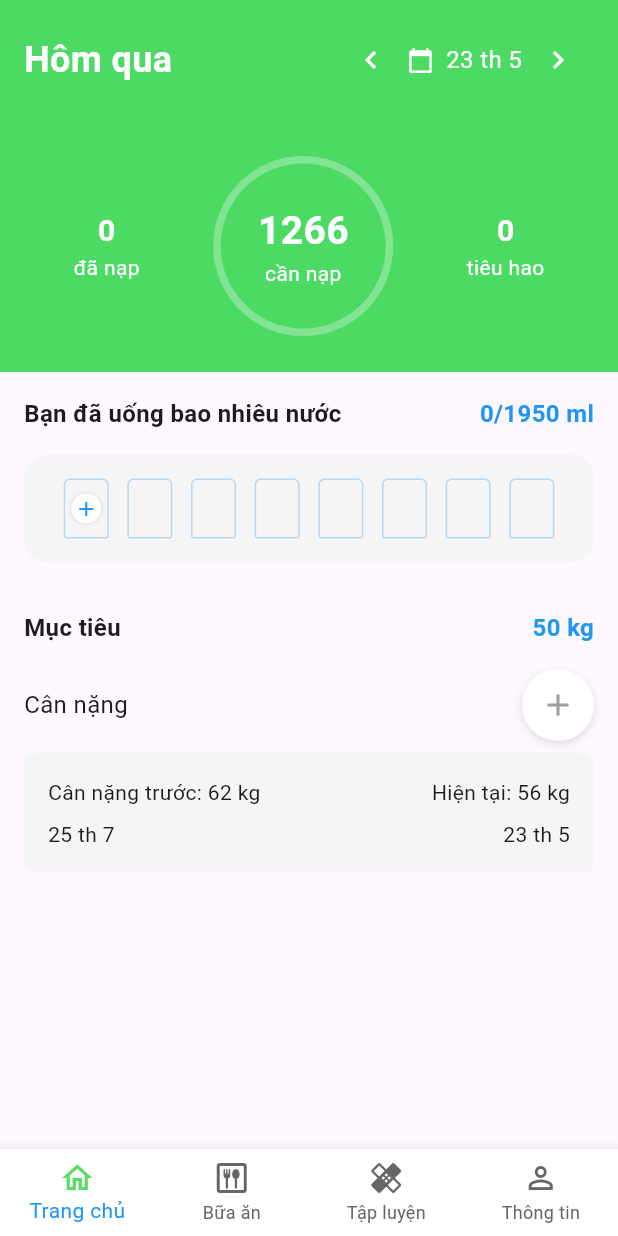
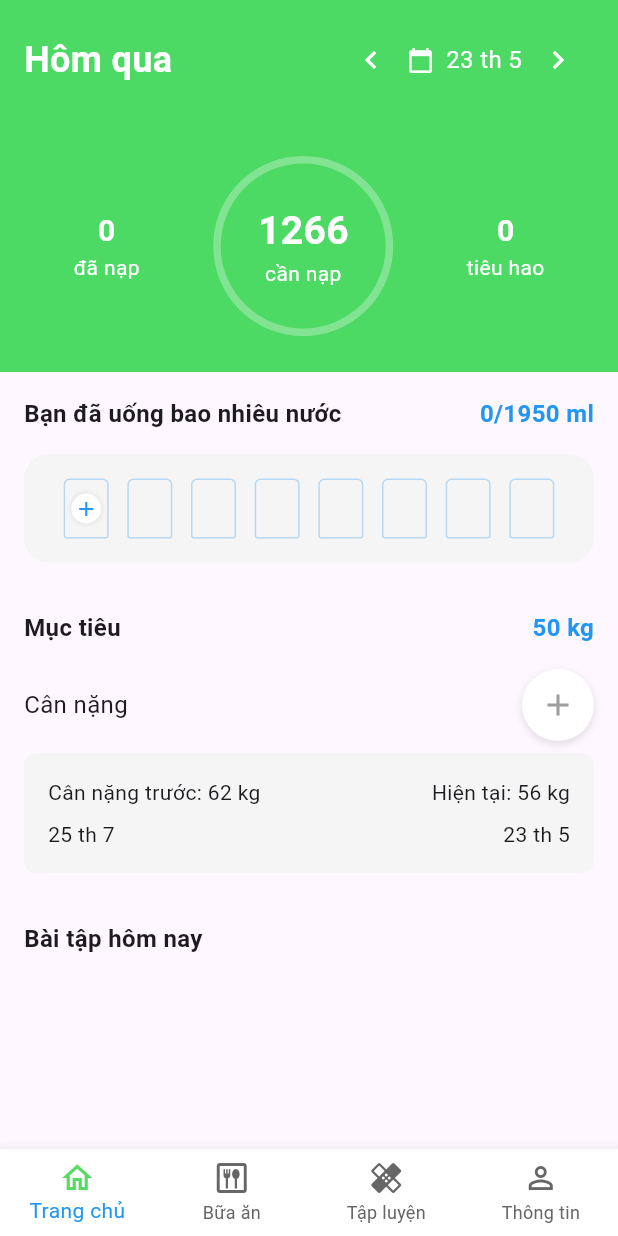
Before and after one commit to Son301203/daily_calo, a Flutter app: the HomeScreen screen opened by its route, after a tap on the "chevron left" icon, on a phone screen of 412 x 824 dp. Run offline on Flutter 3.47's test engine with Material 3 defaults, Android fonts, the phone set to English and light mode, and no system bars; our stand-ins replace cloud_firestore, firebase_auth, firebase_core, get; accounts and stored records are empty.

Commit message:
show exercise daily list

```diff
--- a/lib/controllers/home_controller.dart
+++ b/lib/controllers/home_controller.dart
@@ -1,5 +1,6 @@
 import 'package:cloud_firestore/cloud_firestore.dart';
 import 'package:daily_calo/models/health.dart';
+import 'package:daily_calo/models/exercise.dart';
 import 'package:flutter/material.dart';
 import 'package:intl/intl.dart';
 
@@ -18,8 +19,10 @@ class HomeController {
   final ValueChanged<DateTime>? onDateChanged;
   final ValueChanged<double>? onWeightChanged;
   final ValueChanged<int>? onWaterIntakeChanged;
-  final CollectionReference _usersCollection =
-      FirebaseFirestore.instance.collection('Users');
+  final CollectionReference _usersCollection = FirebaseFirestore.instance
+      .collection('Users');
+  final CollectionReference _exercisesCollection = FirebaseFirestore.instance
+      .collection('Exercises');
 
   HomeController({
     this.onDateChanged,
@@ -61,12 +64,18 @@ class HomeController {
     onWaterIntakeChanged?.call(_waterIntake);
   }
 
-  Future<void> _updateWaterIntakeInFirestore(String userId, int waterIntake) async {
+  Future<void> _updateWaterIntakeInFirestore(
+    String userId,
+    int waterIntake,
+  ) async {
     final currentDate = DateFormat('dd/MM/yy').format(_today);
     final dateCollection = _usersCollection.doc(userId).collection('Date');
 
     final querySnapshot =
-        await dateCollection.where('date', isEqualTo: currentDate).limit(1).get();
+        await dateCollection
+            .where('date', isEqualTo: currentDate)
+            .limit(1)
+            .get();
 
     if (querySnapshot.docs.isNotEmpty) {
       final docId = querySnapshot.docs.first.id;
@@ -105,17 +114,21 @@ class HomeController {
   }
 
   Future<double?> showWeightDialog(BuildContext context) async {
-    TextEditingController weightController =
-        TextEditingController(text: _currentWeight.toString());
+    TextEditingController weightController = TextEditingController(
+      text: _currentWeight.toString(),
+    );
     double? newWeight;
 
     await showDialog(
       context: context,
-      builder: (context) => AlertDialog(
+      builder:
+          (context) => AlertDialog(
             title: const Text('Cập nhật cân nặng'),
             content: TextField(
               controller: weightController,
-          keyboardType: const TextInputType.numberWithOptions(decimal: true),
+              keyboardType: const TextInputType.numberWithOptions(
+                decimal: true,
+              ),
               decoration: const InputDecoration(
                 labelText: 'Cân nặng (kg)',
                 border: OutlineInputBorder(),
@@ -134,7 +147,9 @@ class HomeController {
                     Navigator.pop(context);
                   } else {
                     ScaffoldMessenger.of(context).showSnackBar(
-                  const SnackBar(content: Text('Vui lòng nhập cân nặng hợp lệ')),
+                      const SnackBar(
+                        content: Text('Vui lòng nhập cân nặng hợp lệ'),
+                      ),
                     );
                   }
                 },
@@ -146,4 +161,61 @@ class HomeController {
 
     return newWeight;
   }
+
+  Stream<List<Exercise>> getExercisesForCurrentDate(String userId) {
+    final currentDate = DateFormat('dd/MM/yy').format(_today);
+    return _usersCollection
+        .doc(userId)
+        .collection('Date')
+        .where('date', isEqualTo: currentDate)
+        .limit(1)
+        .snapshots()
+        .asyncMap((dateSnapshot) async {
+          if (dateSnapshot.docs.isEmpty) return <Exercise>[];
+
+          final dateDoc = dateSnapshot.docs.first;
+          final exerciseIds = List<String>.from(dateDoc['exercise_id'] ?? []);
+
+          if (exerciseIds.isEmpty) return <Exercise>[];
+
+          final List<Exercise> exercises = [];
+          for (final exerciseId in exerciseIds) {
+            final doc = await _exercisesCollection.doc(exerciseId).get();
+            if (doc.exists && doc['user_id'] == userId) {
+              exercises.add(
+                Exercise.fromMap(
+                  exerciseId,
+                  doc.data() as Map<String, dynamic>,
+                ),
+              );
             }
+          }
+
+          return exercises;
+        });
+  }
+
+  Future<void> removeExercise(String userId, int index) async {
+    final currentDate = DateFormat('dd/MM/yy').format(_today);
+    final dateCollection = _usersCollection.doc(userId).collection('Date');
+
+    final querySnapshot =
+        await dateCollection
+            .where('date', isEqualTo: currentDate)
+            .limit(1)
+            .get();
+
+    if (querySnapshot.docs.isEmpty) return;
+
+    final doc = querySnapshot.docs.first;
+    final exerciseIds = List<String>.from(doc['exercise_id'] ?? []);
+
+    if (index < 0 || index >= exerciseIds.length) return;
+
+    // Remove the exercise_id at the specified index
+    exerciseIds.removeAt(index);
+
+    // Update the Firestore document with the modified exercise_ids array
+    await dateCollection.doc(doc.id).update({'exercise_id': exerciseIds});
+  }
+}
--- a/lib/views/screens/home/home_screen.dart
+++ b/lib/views/screens/home/home_screen.dart
@@ -1,4 +1,6 @@
 import 'package:daily_calo/controllers/home_controller.dart';
+import 'package:daily_calo/models/exercise.dart';
+import 'package:daily_calo/utils/app_color.dart';
 import 'package:daily_calo/utils/app_theme.dart';
 import 'package:daily_calo/utils/water_glass_painter.dart';
 import 'package:daily_calo/views/screens/exercises/exercise_screen.dart';
@@ -15,7 +17,8 @@ class HomeScreen extends StatefulWidget {
   State<HomeScreen> createState() => _HomeScreenState();
 }
 
-class _HomeScreenState extends State<HomeScreen> with SingleTickerProviderStateMixin {
+class _HomeScreenState extends State<HomeScreen>
+    with SingleTickerProviderStateMixin {
   late TabController _tabController;
   int _selectedIndex = 0;
   late HomeController _controller;
@@ -68,10 +71,22 @@ class _HomeScreenState extends State<HomeScreen> with SingleTickerProviderStateM
         type: BottomNavigationBarType.fixed,
         selectedItemColor: Colors.blue,
         items: const [
-          BottomNavigationBarItem(icon: Icon(Icons.home_outlined), label: "Trang chủ"),
-          BottomNavigationBarItem(icon: Icon(Icons.dining_outlined), label: "Bữa ăn"),
-          BottomNavigationBarItem(icon: Icon(Icons.healing_outlined), label: "Tập luyện"),
-          BottomNavigationBarItem(icon: Icon(Icons.person_outline), label: "Thông tin"),
+          BottomNavigationBarItem(
+            icon: Icon(Icons.home_outlined),
+            label: "Trang chủ",
+          ),
+          BottomNavigationBarItem(
+            icon: Icon(Icons.dining_outlined),
+            label: "Bữa ăn",
+          ),
+          BottomNavigationBarItem(
+            icon: Icon(Icons.healing_outlined),
+            label: "Tập luyện",
+          ),
+          BottomNavigationBarItem(
+            icon: Icon(Icons.person_outline),
+            label: "Thông tin",
+          ),
         ],
       ),
     );
@@ -85,6 +100,7 @@ class HomeScreenContent extends StatelessWidget {
 
   @override
   Widget build(BuildContext context) {
+    final userId = FirebaseAuth.instance.currentUser?.uid;
     return Scaffold(
       body: SafeArea(
         child: SingleChildScrollView(
@@ -94,6 +110,7 @@ class HomeScreenContent extends StatelessWidget {
               _buildCalorieCircle(context),
               _buildWaterIntake(context),
               _buildWeightGoal(context),
+              _buildExerciseList(context, userId!),
             ],
           ),
         ),
@@ -113,19 +130,27 @@ class HomeScreenContent extends StatelessWidget {
             children: [
               IconButton(
                 icon: const Icon(Icons.chevron_left, color: Colors.white),
-                onPressed: () =>
-                    controller.setDate(controller.today.subtract(const Duration(days: 1))),
+                onPressed:
+                    () => controller.setDate(
+                      controller.today.subtract(const Duration(days: 1)),
+                    ),
               ),
               GestureDetector(
                 onTap: () async {
-                  final selectedDate = await controller.showDatePickerDialog(context);
+                  final selectedDate = await controller.showDatePickerDialog(
+                    context,
+                  );
                   if (selectedDate != null) {
                     controller.setDate(selectedDate);
                   }
                 },
                 child: Row(
                   children: [
-                    const Icon(Icons.calendar_today, color: Colors.white, size: 18),
+                    const Icon(
+                      Icons.calendar_today,
+                      color: Colors.white,
+                      size: 18,
+                    ),
                     const SizedBox(width: 8),
                     Text(
                       controller.formattedDate,
@@ -136,8 +161,10 @@ class HomeScreenContent extends StatelessWidget {
               ),
               IconButton(
                 icon: const Icon(Icons.chevron_right, color: Colors.white),
-                onPressed: () =>
-                    controller.setDate(controller.today.add(const Duration(days: 1))),
+                onPressed:
+                    () => controller.setDate(
+                      controller.today.add(const Duration(days: 1)),
+                    ),
               ),
             ],
           ),
@@ -166,7 +193,9 @@ class HomeScreenContent extends StatelessWidget {
       children: [
         Text(
           value,
-          style: Theme.of(context).subHeaderText.copyWith(fontSize: 20, fontWeight: FontWeight.bold),
+          style: Theme.of(
+            context,
+          ).subHeaderText.copyWith(fontSize: 20, fontWeight: FontWeight.bold),
         ),
         Text(label, style: Theme.of(context).nutrientText),
       ],
@@ -185,7 +214,10 @@ class HomeScreenContent extends StatelessWidget {
         child: Column(
           mainAxisAlignment: MainAxisAlignment.center,
           children: [
-            Text('${controller.caloriesNeeded}', style: Theme.of(context).calorieText),
+            Text(
+              '${controller.caloriesNeeded}',
+              style: Theme.of(context).calorieText,
+            ),
             Text('cần nạp', style: Theme.of(context).nutrientText),
           ],
         ),
@@ -206,7 +238,10 @@ class HomeScreenContent extends StatelessWidget {
           Row(
             mainAxisAlignment: MainAxisAlignment.spaceBetween,
             children: [
-              Text('Bạn đã uống bao nhiêu nước', style: Theme.of(context).bodyText),
+              Text(
+                'Bạn đã uống bao nhiêu nước',
+                style: Theme.of(context).bodyText,
+              ),
               Text(
                 '${controller.waterIntake}/${controller.waterGoal} ml',
                 style: Theme.of(context).bodyText.copyWith(color: Colors.blue),
@@ -224,7 +259,13 @@ class HomeScreenContent extends StatelessWidget {
               mainAxisAlignment: MainAxisAlignment.spaceEvenly,
               children: List.generate(
                 totalGlasses,
-                (index) => _buildWaterGlass(context, index, filledGlasses, totalGlasses, userId),
+                (index) => _buildWaterGlass(
+                  context,
+                  index,
+                  filledGlasses,
+                  totalGlasses,
+                  userId,
+                ),
               ),
             ),
           ),
@@ -234,19 +275,26 @@ class HomeScreenContent extends StatelessWidget {
   }
 
   Widget _buildWaterGlass(
-      BuildContext context, int index, int filledGlasses, int totalGlasses, String? userId) {
+    BuildContext context,
+    int index,
+    int filledGlasses,
+    int totalGlasses,
+    String? userId,
+  ) {
     final bool isFilled = index < filledGlasses;
-    final bool showAddIcon = index == filledGlasses && filledGlasses < totalGlasses;
+    final bool showAddIcon =
+        index == filledGlasses && filledGlasses < totalGlasses;
 
     return GestureDetector(
-      onTap: showAddIcon && userId != null
+      onTap:
+          showAddIcon && userId != null
               ? () async {
                 try {
                   await controller.updateWaterIntake(userId);
                 } catch (e) {
-                ScaffoldMessenger.of(context).showSnackBar(
-                  SnackBar(content: Text('Lỗi: $e')),
-                );
+                  ScaffoldMessenger.of(
+                    context,
+                  ).showSnackBar(SnackBar(content: Text('Lỗi: $e')));
                 }
               }
               : null,
@@ -255,7 +303,8 @@ class HomeScreenContent extends StatelessWidget {
         height: 40,
         margin: const EdgeInsets.symmetric(horizontal: 2),
         decoration: BoxDecoration(
-          border: isFilled ? null : Border.all(color: Colors.blue.withOpacity(0.3)),
+          border:
+              isFilled ? null : Border.all(color: Colors.blue.withOpacity(0.3)),
           borderRadius: const BorderRadius.only(
             topLeft: Radius.circular(4),
             topRight: Radius.circular(4),
@@ -285,7 +334,9 @@ class HomeScreenContent extends StatelessWidget {
                   decoration: BoxDecoration(
                     color: Colors.white,
                     shape: BoxShape.circle,
-                    boxShadow: const [BoxShadow(color: Colors.black12, blurRadius: 2)],
+                    boxShadow: const [
+                      BoxShadow(color: Colors.black12, blurRadius: 2),
+                    ],
                   ),
                   child: const Icon(Icons.add, size: 16, color: Colors.blue),
                 ),
@@ -316,19 +367,28 @@ class HomeScreenContent extends StatelessWidget {
           Row(
             mainAxisAlignment: MainAxisAlignment.spaceBetween,
             children: [
-              Text('Cân nặng', style: Theme.of(context).smallText.copyWith(fontSize: 16)),
+              Text(
+                'Cân nặng',
+                style: Theme.of(context).smallText.copyWith(fontSize: 16),
+              ),
               Container(
                 decoration: const BoxDecoration(
                   color: Colors.white,
                   shape: BoxShape.circle,
                   boxShadow: [
-                    BoxShadow(color: Colors.black12, blurRadius: 4, offset: Offset(0, 2)),
+                    BoxShadow(
+                      color: Colors.black12,
+                      blurRadius: 4,
+                      offset: Offset(0, 2),
+                    ),
                   ],
                 ),
                 child: IconButton(
                   icon: const Icon(Icons.add, color: Colors.grey),
                   onPressed: () async {
-                    final newWeight = await controller.showWeightDialog(context);
+                    final newWeight = await controller.showWeightDialog(
+                      context,
+                    );
                     if (newWeight != null) {
                       controller.updateWeight(newWeight);
                     }
@@ -364,7 +424,9 @@ class HomeScreenContent extends StatelessWidget {
                   mainAxisAlignment: MainAxisAlignment.spaceBetween,
                   children: [
                     Text(
-                      DateFormat('d \'th\' M').format(controller.previousWeightDate),
+                      DateFormat(
+                        'd \'th\' M',
+                      ).format(controller.previousWeightDate),
                       style: Theme.of(context).smallText,
                     ),
                     Text(
@@ -381,5 +443,51 @@ class HomeScreenContent extends StatelessWidget {
     );
   }
 
-
+  Widget _buildExerciseList(BuildContext context, String userId) {
+    return StreamBuilder<List<Exercise>>(
+      stream: controller.getExercisesForCurrentDate(userId),
+      builder: (context, snapshot) {
+        if (snapshot.connectionState == ConnectionState.waiting) {
+          return const Center(child: CircularProgressIndicator());
         }
+        if (snapshot.hasError) {
+          return const Center(child: Text('Có lỗi xảy ra'));
+        }
+        final exercises = snapshot.data ?? [];
+        return Padding(
+          padding: const EdgeInsets.all(16.0),
+          child: Column(
+            crossAxisAlignment: CrossAxisAlignment.start,
+            children: [
+              Text('Bài tập hôm nay', style: Theme.of(context).bodyText),
+              const SizedBox(height: 8),
+              ListView.builder(
+                shrinkWrap: true,
+                physics: const NeverScrollableScrollPhysics(),
+                itemCount: exercises.length,
+                itemBuilder: (context, index) {
+                  final exercise = exercises[index];
+                  return ListTile(
+                    title: Text(exercise.activity),
+                    subtitle: Text(
+                      '${exercise.time} phút - ${exercise.kcal} kcal',
+                    ),
+                    trailing: IconButton(
+                      icon: const Icon(Icons.remove, color: Colors.blue),
+                      onPressed: () async {
+                        await controller.removeExercise(userId, index);
+                        ScaffoldMessenger.of(context).showSnackBar(
+                          const SnackBar(content: Text('Đã xóa bài tập'), backgroundColor: AppColors.success,),
+                        );
+                      },
+                    ),
+                  );
+                },
+              ),
+            ],
+          ),
+        );
+      },
+    );
+  }
+}
```
Lines whose indentation alone changed are shown as unchanged.
